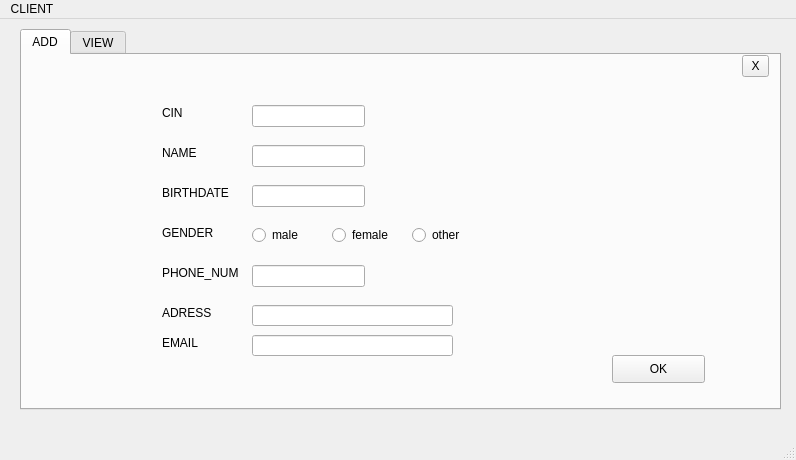
The window that mainwindow.ui (Meulonn/Portal) describes before a commit, drawn with Qt 5.
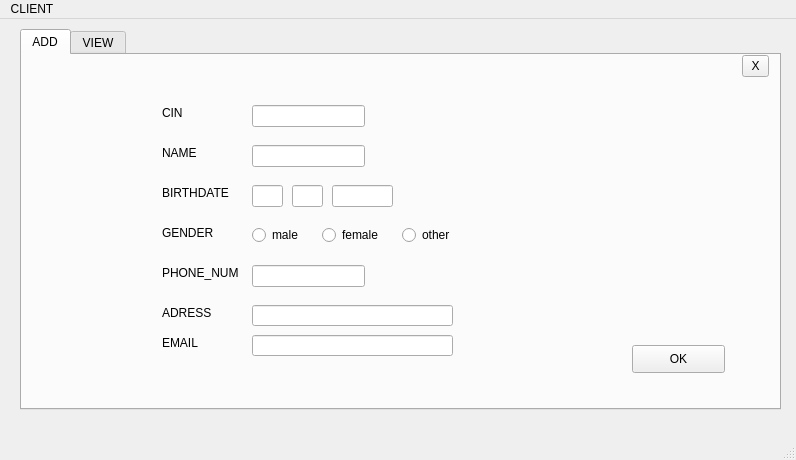
The same window after the commit.

What changed in the file:
```diff
--- a/mainwindow.ui
+++ b/mainwindow.ui
@@ -162,15 +162,35 @@
        <rect>
         <x>230</x>
         <y>130</y>
-        <width>113</width>
+        <width>31</width>
         <height>22</height>
        </rect>
       </property>
      </widget>
-     <widget class="QRadioButton" name="radioButton_female">
+     <widget class="QLineEdit" name="lineEdit_m">
+      <property name="geometry">
+       <rect>
+        <x>270</x>
+        <y>130</y>
+        <width>31</width>
+        <height>22</height>
+       </rect>
+      </property>
+     </widget>
+     <widget class="QLineEdit" name="lineEdit_y">
       <property name="geometry">
        <rect>
         <x>310</x>
+        <y>130</y>
+        <width>61</width>
+        <height>22</height>
+       </rect>
+      </property>
+     </widget>
+     <widget class="QRadioButton" name="radioButton_female">
+      <property name="geometry">
+       <rect>
+        <x>300</x>
         <y>170</y>
         <width>71</width>
         <height>20</height>
@@ -196,7 +216,7 @@
      <widget class="QRadioButton" name="radioButton_other">
       <property name="geometry">
        <rect>
-        <x>390</x>
+        <x>380</x>
         <y>170</y>
         <width>61</width>
         <height>20</height>
@@ -239,8 +259,8 @@
      <widget class="QPushButton" name="pushButton_OK1">
       <property name="geometry">
        <rect>
-        <x>590</x>
-        <y>300</y>
+        <x>610</x>
+        <y>290</y>
         <width>93</width>
         <height>28</height>
        </rect>
```
Left out of the diff: 30 changed lines with no effect on the pictures.
